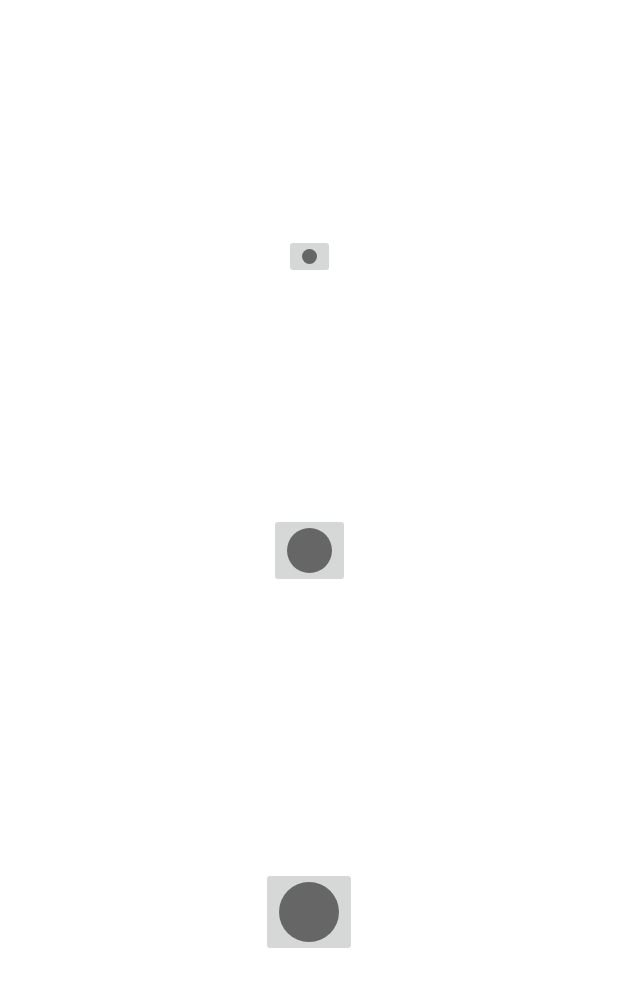
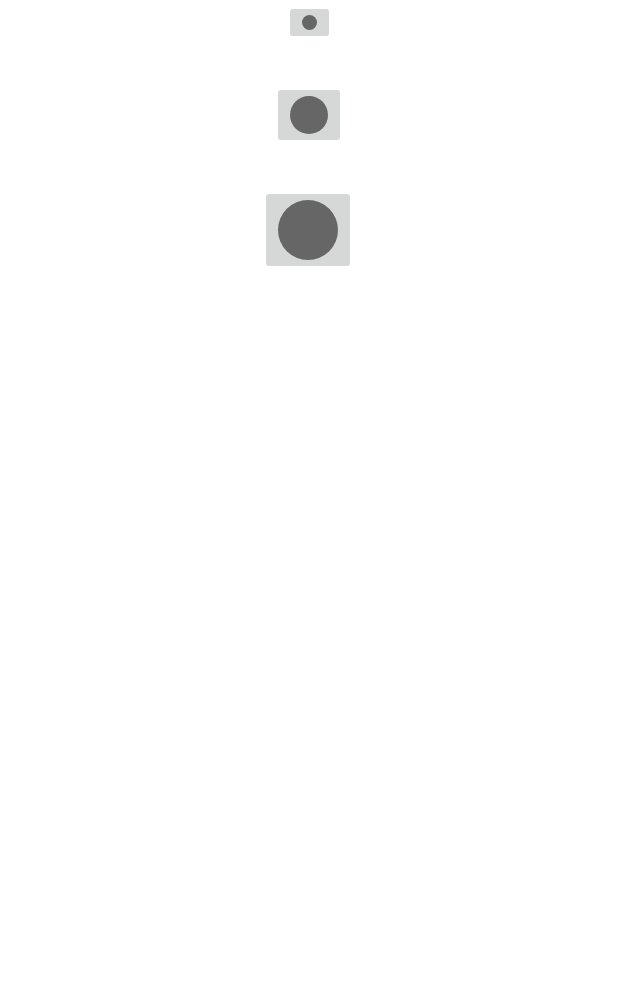
Before and after one commit to ysk423/yskapp, an Android app: the layout dialog_drawing_advance_brush_size.xml on its own in the app's theme, with its tools: preview values and no code run, on a phone screen of 412 x 824 dp. Shown: the top 987 px of the screen. Run offline under Robolectric (Android 15) with nearby library versions, the phone set to English and light mode, and no system bars.

Commit message:
update brush size dialog

```diff
--- a/app/src/main/res/drawable/circle_medium.xml
+++ b/app/src/main/res/drawable/circle_medium.xml
@@ -4,8 +4,8 @@
     android:shape="oval"
     >
     <size
-        android:height="30dp"
-        android:width="30dp"/>
+        android:height="25dp"
+        android:width="25dp"/>
     <solid  android:color="#FF666666"/>
 
 </shape>
--- a/app/src/main/res/layout/dialog_drawing_advance_brush_size.xml
+++ b/app/src/main/res/layout/dialog_drawing_advance_brush_size.xml
@@ -9,33 +9,37 @@
         android:id="@+id/ib_drawing_advance_small_brush"
         android:layout_width="wrap_content"
         android:layout_height="wrap_content"
+        android:layout_marginBottom="24dp"
         android:src="@drawable/circle_small"
         app:layout_constraintBottom_toTopOf="@+id/ib_drawing_advance_medium_brush"
         app:layout_constraintEnd_toEndOf="parent"
         app:layout_constraintStart_toStartOf="parent"
         app:layout_constraintTop_toTopOf="parent"
-        tools:ignore="TouchTargetSizeCheck" />
+        tools:ignore="TouchTargetSizeCheck,SpeakableTextPresentCheck" />
 
     <ImageButton
         android:id="@+id/ib_drawing_advance_medium_brush"
         android:layout_width="wrap_content"
         android:layout_height="wrap_content"
+        android:layout_marginTop="24dp"
+        android:layout_marginBottom="24dp"
         android:src="@drawable/circle_medium"
+        app:layout_constraintBottom_toTopOf="@+id/ib_drawing_advance_large_brush"
+        app:layout_constraintEnd_toEndOf="parent"
+        app:layout_constraintStart_toStartOf="parent"
         app:layout_constraintTop_toTopOf="@id/ib_drawing_advance_small_brush"
-        app:layout_constraintStart_toStartOf="parent"
-        app:layout_constraintEnd_toEndOf="parent"
-        app:layout_constraintBottom_toTopOf="@+id/ib_drawing_advance_large_brush"
-        />
+        tools:ignore="SpeakableTextPresentCheck,TouchTargetSizeCheck" />
 
     <ImageButton
         android:id="@+id/ib_drawing_advance_large_brush"
         android:layout_width="wrap_content"
         android:layout_height="wrap_content"
+        android:layout_marginTop="24dp"
         android:src="@drawable/circle_large"
+        app:layout_constraintEnd_toEndOf="parent"
+        app:layout_constraintHorizontal_bias="0.498"
+        app:layout_constraintStart_toStartOf="parent"
         app:layout_constraintTop_toBottomOf="@id/ib_drawing_advance_medium_brush"
-        app:layout_constraintStart_toStartOf="parent"
-        app:layout_constraintEnd_toEndOf="parent"
-        app:layout_constraintBottom_toBottomOf="parent"
-        />
+        tools:ignore="SpeakableTextPresentCheck" />
 
 </androidx.constraintlayout.widget.ConstraintLayout>
```
